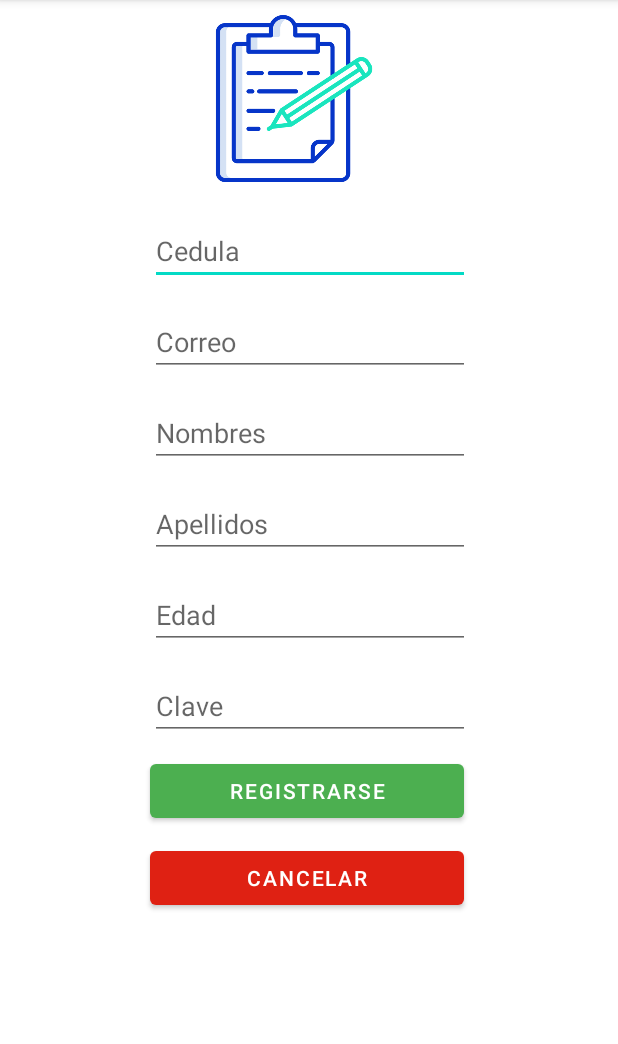
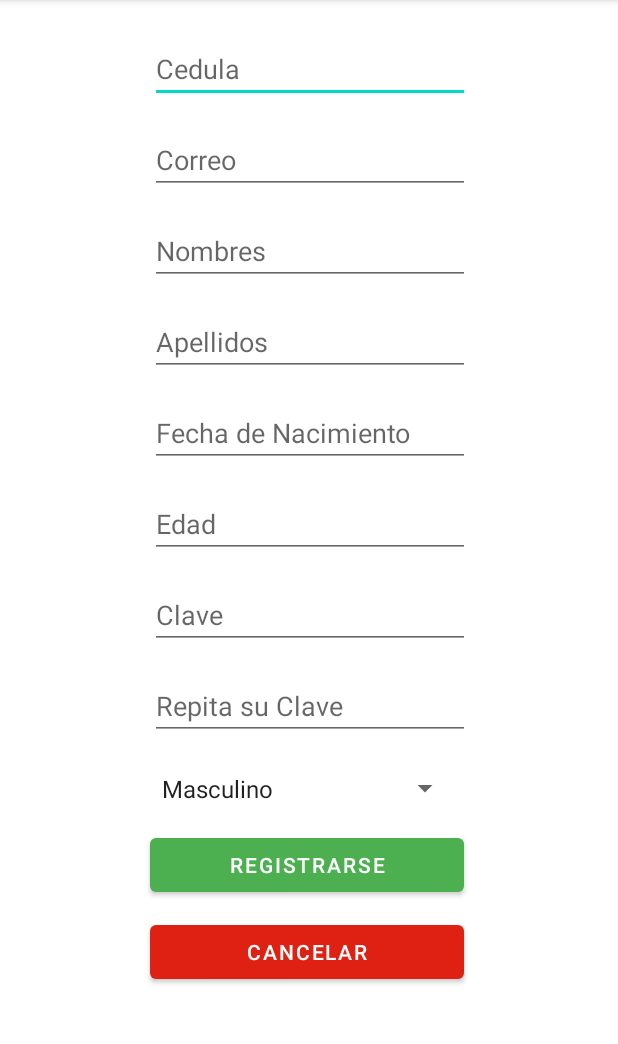
Before and after one commit to J4kio/AppVaCov, an Android app: the RegistroUsuario screen opened directly, with no data from a screen before it, after a tap on "REGISTRARSE", on a phone screen of 412 x 824 dp, the part 84-1128 px from its top. Run offline under Robolectric (Android 15) with nearby library versions, the phone set to English and light mode, and no system bars; our stand-ins replace Volley; network calls fail.

Commit message:
Registro con Lab

```diff
--- a/app/src/main/java/com/example/appvacov/RegistroUsuario.java
+++ b/app/src/main/java/com/example/appvacov/RegistroUsuario.java
@@ -24,7 +24,8 @@ import java.util.Map;
 
 public class RegistroUsuario extends AppCompatActivity {
     Button registrar, cancelar;
-    EditText editText1,editText2,editText3,editText4,editText5,editText6;
+    Spinner spinner1;
+    EditText editText1,editText2,editText3,editText4,editText5,editText6,editText7,editText8;
     @Override
     protected void onCreate(Bundle savedInstanceState) {
         super.onCreate(savedInstanceState);
@@ -36,7 +37,10 @@ public class RegistroUsuario extends AppCompatActivity {
         editText4 = (EditText)findViewById(R.id.editText4);
         editText5 = (EditText)findViewById(R.id.editText5);
         editText6 = (EditText)findViewById(R.id.editText6);
+        editText7 = (EditText)findViewById(R.id.editText7);
+        editText8 = (EditText)findViewById(R.id.editText8);
         registrar = (Button) findViewById(R.id.button1);
+        spinner1 = (Spinner)findViewById(R.id.spinner1);
         cancelar = (Button) findViewById(R.id.button2);
 
 
@@ -44,7 +48,15 @@ public class RegistroUsuario extends AppCompatActivity {
         registrar.setOnClickListener(new View.OnClickListener() {
             @Override
             public void onClick(View v) {
-                ejecutarServicio("http://192.168.0.227/appvacov/registro_usuario_vacunacion.php");
+
+                if(editText6.getText().toString().equals(editText7.getText().toString())){
+                    ejecutarServicio("http://192.168.0.227/appvacov/registro_usuario_vacunacion.php");
+                }
+                else{
+
+                    Toast.makeText(getApplicationContext(),"Las Contraseñas NO Coinciden", Toast.LENGTH_SHORT).show();
+
+                }
             }
         });
 
@@ -82,6 +94,8 @@ public class RegistroUsuario extends AppCompatActivity {
                 parametros.put("apellidos", editText4.getText().toString());
                 parametros.put("clave", editText6.getText().toString());
                 parametros.put("edad", editText5.getText().toString());
+                parametros.put("fecha_nacimiento", editText8.getText().toString());
+                parametros.put("genero",spinner1.getSelectedItem().toString());
                 return parametros;
                 }
 
--- a/app/src/main/res/layout/activity_registro_usuario.xml
+++ b/app/src/main/res/layout/activity_registro_usuario.xml
@@ -7,14 +7,6 @@
     android:layout_height="match_parent"
     android:orientation="vertical"
     tools:context=".RegistroUsuario">
-
-    <ImageView
-        android:id="@+id/imageView1"
-        android:layout_width="132dp"
-        android:layout_height="111dp"
-        android:layout_marginLeft="130dp"
-        android:layout_marginTop="10dp"
-        app:srcCompat="@drawable/portapapeles" />
 
 
     <EditText
@@ -56,6 +48,15 @@
         android:ems="10"
         android:hint="@string/Apellidos"/>
     <EditText
+        android:id="@+id/editText8"
+        android:layout_width="wrap_content"
+        android:layout_marginLeft="100dp"
+        android:layout_marginTop="15dp"
+        android:hint="@string/fecha"
+        android:layout_height="wrap_content"
+        android:ems="10"
+        android:inputType="date" />
+    <EditText
         android:id="@+id/editText5"
         android:layout_width="wrap_content"
         android:layout_height="wrap_content"
@@ -73,6 +74,23 @@
         android:layout_marginTop="15dp"
         android:ems="10"
         android:hint="@string/Clave" />
+    <EditText
+        android:id="@+id/editText7"
+        android:inputType="textPassword"
+        android:layout_width="wrap_content"
+        android:layout_height="wrap_content"
+        android:layout_marginLeft="100dp"
+        android:layout_marginTop="15dp"
+        android:ems="10"
+        android:hint="@string/Clave2" />
+
+    <Spinner
+        android:id="@+id/spinner1"
+        android:layout_width="207dp"
+        android:layout_height="34dp"
+        android:layout_marginLeft="100dp"
+        android:layout_marginTop="15dp"
+        android:entries="@array/genero" />
 
     <Button
         android:id="@+id/button1"
--- a/app/src/main/res/values/strings.xml
+++ b/app/src/main/res/values/strings.xml
@@ -3,17 +3,24 @@
     <string name="Correo">Correo</string>
     <string name="centro_medico">Centro Medico</string>
     <string name="Clave">Clave</string>
+    <string name="Clave2">Repita su Clave</string>
     <string name="Edad">Edad</string>
     <string name="Nombres">Nombres</string>
     <string name="Apellidos">Apellidos</string>
     <string name="id_sitio">Id Sitio De Vacunación</string>
     <string name="Cedula">Cedula</string>
+    <string name="fecha">Fecha de Nacimiento</string>
     <string-array name="tipo_usuario">
         <item>Usuario de Vacunación</item>
         <item>Personal de Vacunación</item>
         <item>Representante de sitio de Vacunación</item>
         <item>Receptor y Distribuidor de Vacunas</item>
     </string-array>
+    <string-array name="genero">
+        <item>Masculino</item>
+        <item>Femenino</item>
+        <item>Otro</item>
+    </string-array>
 
 
 </resources>
```
